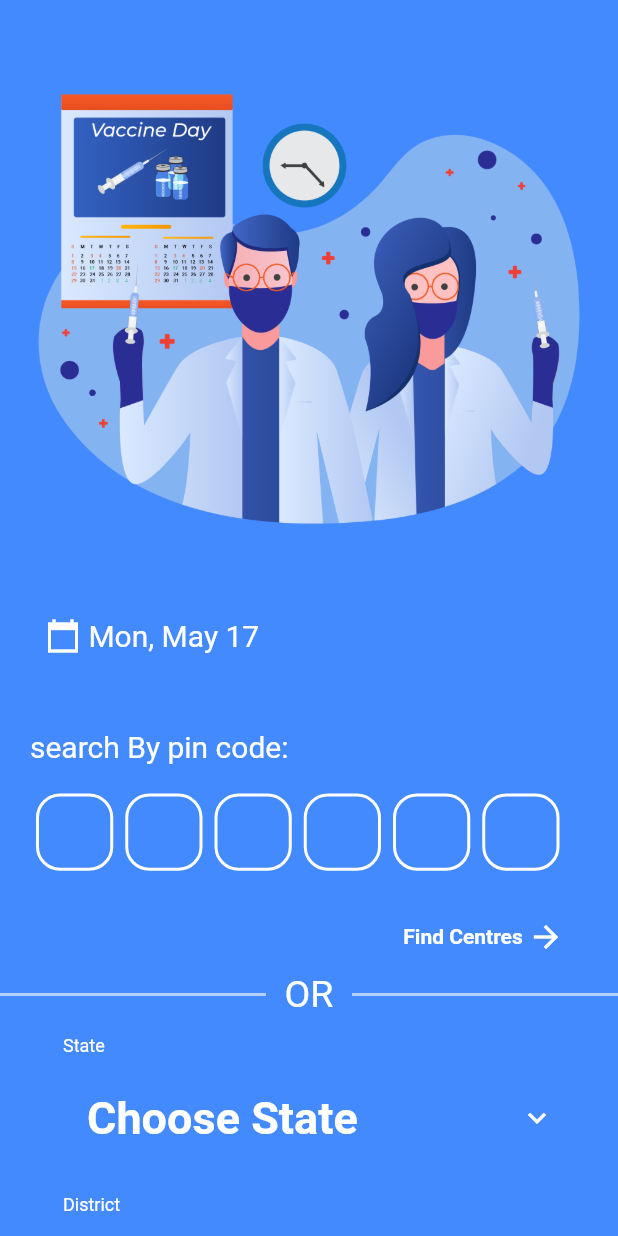
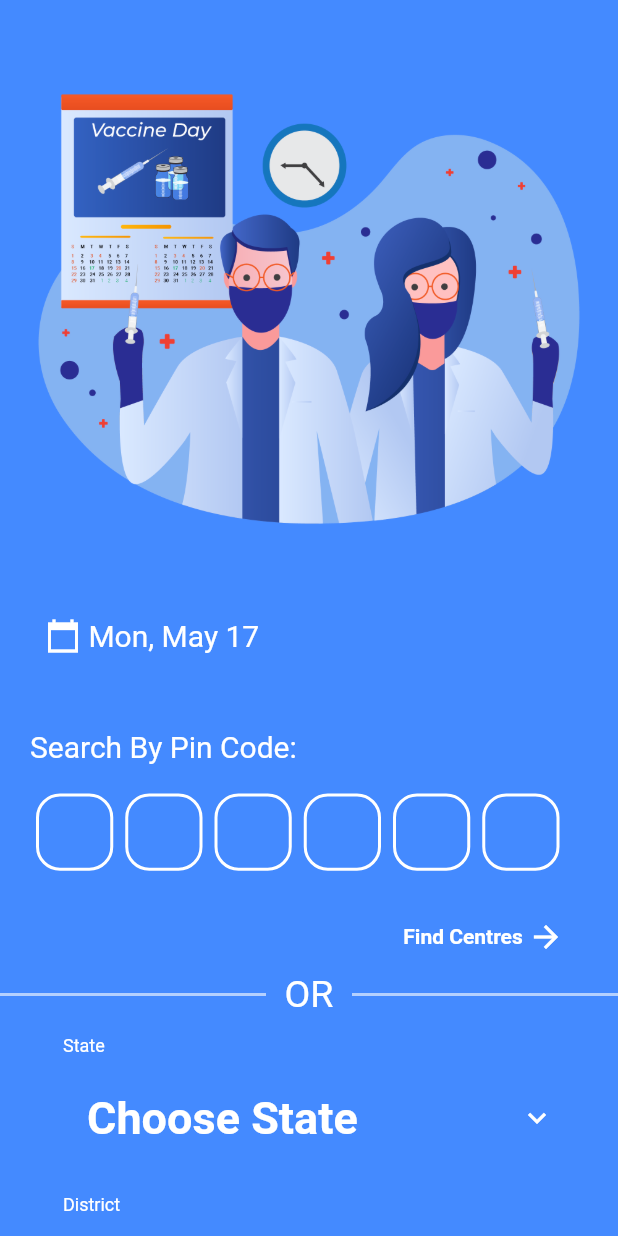
Before and after one commit to prayantgupta15/cowin, a Flutter app: the screen it shows after launch, on a phone screen of 412 x 824 dp. Run offline on Flutter 3.47's test engine with Material 2 defaults, Android fonts, the phone set to English and light mode, and no system bars; drawn by our look-alikes of dropdown_search, pin_code_text_field; network calls fail.

Commit message:
text change

```diff
--- a/lib/InputScreen.dart
+++ b/lib/InputScreen.dart
@@ -98,7 +98,7 @@ class _InputScreenState extends State<InputScreen> {
               child: Column(
                 crossAxisAlignment: CrossAxisAlignment.start,
                 children: [
-                  Text("search By pin code:",
+                  Text("Search By Pin Code:",
                       style: TextStyle(
                         fontSize: 20,
                         color: Colors.white,
```
